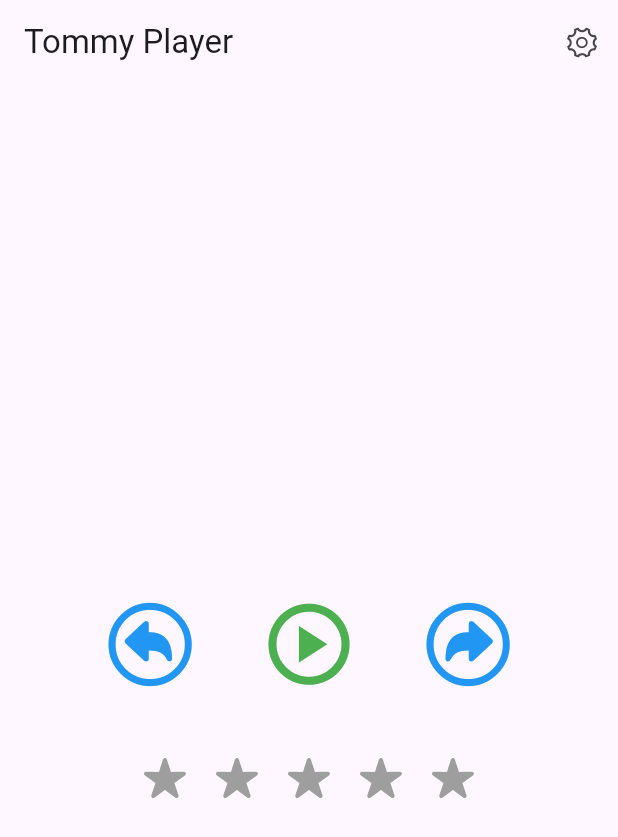
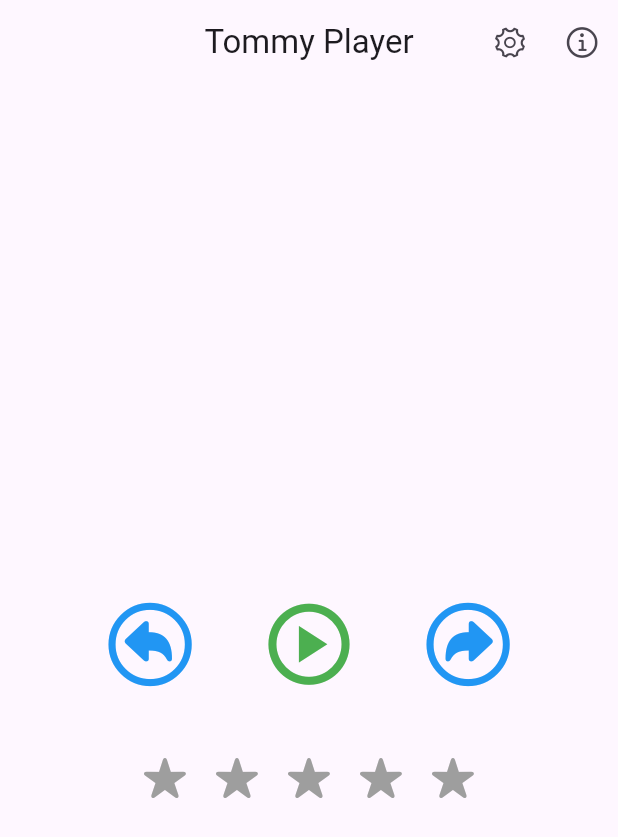
Before and after one commit to mitrakov/tommyplayer, a Flutter app: the screen it shows after launch, on a phone screen of 412 x 824 dp. Shown: the top 837 px of the screen. Run offline on Flutter 3.47's test engine with Material 3 defaults, Android fonts, the phone set to English and light mode, and no system bars; our stand-ins replace just_audio, just_audio_background, package_info_plus, shared_preferences; missing offline and left inert: f_logs; network calls fail; statements that could not run were skipped.

Commit message:
Add PackageInfoPlus

```diff
--- a/lib/main.dart
+++ b/lib/main.dart
@@ -113,12 +113,17 @@ class _MainAppState extends State<MainApp> {
         final stars = Settings.instance.getStars(currentSong) ?? 0;
         return Scaffold(
           appBar: AppBar(
+            centerTitle: true,
             title: const Text("Tommy Player"),
             actions: [
               IconButton(
                 icon: const Icon(CupertinoIcons.gear_big),
                 onPressed: () => Navigator.push(context, MaterialPageRoute(builder: (context) => SettingsWidget()))
-              )
+              ),
+              IconButton(
+                icon: const Icon(CupertinoIcons.info_circle),
+                onPressed: () => ScaffoldMessenger.of(context).showSnackBar(SnackBar(content: Text(Settings.instance.getVersion()))),
+              ),
             ],
           ),
           body: Center(
--- a/lib/settings/settingswidget.dart
+++ b/lib/settings/settingswidget.dart
@@ -11,7 +11,7 @@ class SettingsWidget extends StatelessWidget {
       appBar: AppBar(title: const Text("Tommy Player")),
       body: Padding(
         padding: const EdgeInsets.all(8.0),
-        child: ListView(
+        child: Column(
           children: [
             Row(
               children: [
--- a/pubspec.yaml
+++ b/pubspec.yaml
@@ -18,6 +18,7 @@ dependencies:
   scoped_model: 2.0.0                   # simple state management
   cupertino_icons: 1.0.6                # extra icons
   shared_preferences: 2.2.2             # key-value storage
+  package_info_plus: 5.0.1              # build info
   f_logs: 2.0.1                         # logger
 
 dev_dependencies:
```
Also changed, not shown: lib/settings/settings.dart (+9 -1 lines), pubspec.lock, 2 other files.
